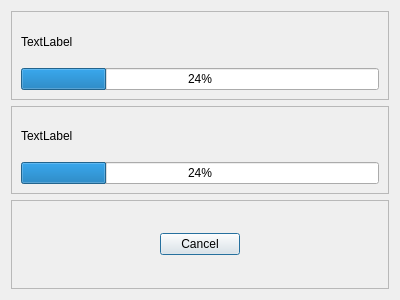
Old version of the form MLC/GUI/Autogenerated/untitled/experiment_in_progress.ui in the repository MachineLearningControl/OpenMLC-Python.
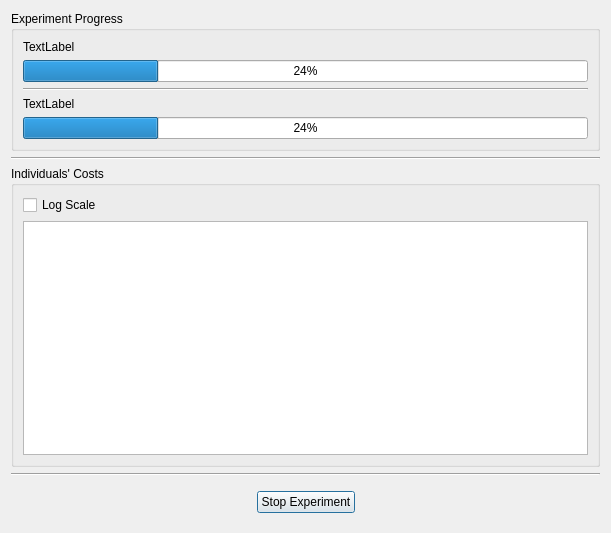
New version of the form.

Commit message:
Added Chart to the ExperimentInProgress Dialog
* #33

```diff
--- a/MLC/GUI/Autogenerated/untitled/experiment_in_progress.ui
+++ b/MLC/GUI/Autogenerated/untitled/experiment_in_progress.ui
@@ -9,8 +9,8 @@
    <rect>
     <x>0</x>
     <y>0</y>
-    <width>400</width>
-    <height>300</height>
+    <width>611</width>
+    <height>533</height>
    </rect>
   </property>
   <property name="windowTitle">
@@ -18,12 +18,18 @@
   </property>
   <layout class="QVBoxLayout" name="verticalLayout">
    <item>
-    <widget class="QFrame" name="frame_3">
-     <property name="frameShape">
-      <enum>QFrame::StyledPanel</enum>
+    <widget class="QGroupBox" name="groupBox_3">
+     <property name="sizePolicy">
+      <sizepolicy hsizetype="MinimumExpanding" vsizetype="Fixed">
+       <horstretch>0</horstretch>
+       <verstretch>0</verstretch>
+      </sizepolicy>
      </property>
-     <property name="frameShadow">
-      <enum>QFrame::Raised</enum>
+     <property name="title">
+      <string>Experiment Progress</string>
+     </property>
+     <property name="flat">
+      <bool>false</bool>
      </property>
      <layout class="QVBoxLayout" name="verticalLayout_3">
       <item>
@@ -40,18 +46,13 @@
         </property>
        </widget>
       </item>
-     </layout>
-    </widget>
-   </item>
-   <item>
-    <widget class="QFrame" name="frame_2">
-     <property name="frameShape">
-      <enum>QFrame::StyledPanel</enum>
-     </property>
-     <property name="frameShadow">
-      <enum>QFrame::Raised</enum>
-     </property>
-     <layout class="QVBoxLayout" name="verticalLayout_2">
+      <item>
+       <widget class="Line" name="line">
+        <property name="orientation">
+         <enum>Qt::Horizontal</enum>
+        </property>
+       </widget>
+      </item>
       <item>
        <widget class="QLabel" name="indiv_label">
         <property name="text">
@@ -67,15 +68,51 @@
        </widget>
       </item>
      </layout>
-     <zorder>frame</zorder>
-     <zorder>indiv_progress_bar</zorder>
-     <zorder>indiv_label</zorder>
+    </widget>
+   </item>
+   <item>
+    <widget class="Line" name="line_2">
+     <property name="orientation">
+      <enum>Qt::Horizontal</enum>
+     </property>
+    </widget>
+   </item>
+   <item>
+    <widget class="QGroupBox" name="picture_groupBox">
+     <property name="title">
+      <string>Individuals' Costs</string>
+     </property>
+     <layout class="QVBoxLayout" name="picture_layout">
+      <item>
+       <widget class="QCheckBox" name="log_check">
+        <property name="text">
+         <string>Log Scale</string>
+        </property>
+       </widget>
+      </item>
+      <item>
+       <widget class="QTextEdit" name="indiv_chart"/>
+      </item>
+     </layout>
+    </widget>
+   </item>
+   <item>
+    <widget class="Line" name="line_3">
+     <property name="orientation">
+      <enum>Qt::Horizontal</enum>
+     </property>
     </widget>
    </item>
    <item>
     <widget class="QFrame" name="frame">
+     <property name="sizePolicy">
+      <sizepolicy hsizetype="MinimumExpanding" vsizetype="Fixed">
+       <horstretch>0</horstretch>
+       <verstretch>0</verstretch>
+      </sizepolicy>
+     </property>
      <property name="frameShape">
-      <enum>QFrame::StyledPanel</enum>
+      <enum>QFrame::NoFrame</enum>
      </property>
      <property name="frameShadow">
       <enum>QFrame::Raised</enum>
@@ -97,7 +134,7 @@
       <item>
        <widget class="QPushButton" name="cancel_button">
         <property name="text">
-         <string>Cancel</string>
+         <string>Stop Experiment</string>
         </property>
        </widget>
       </item>
```
The commit also changes 7 other files.
